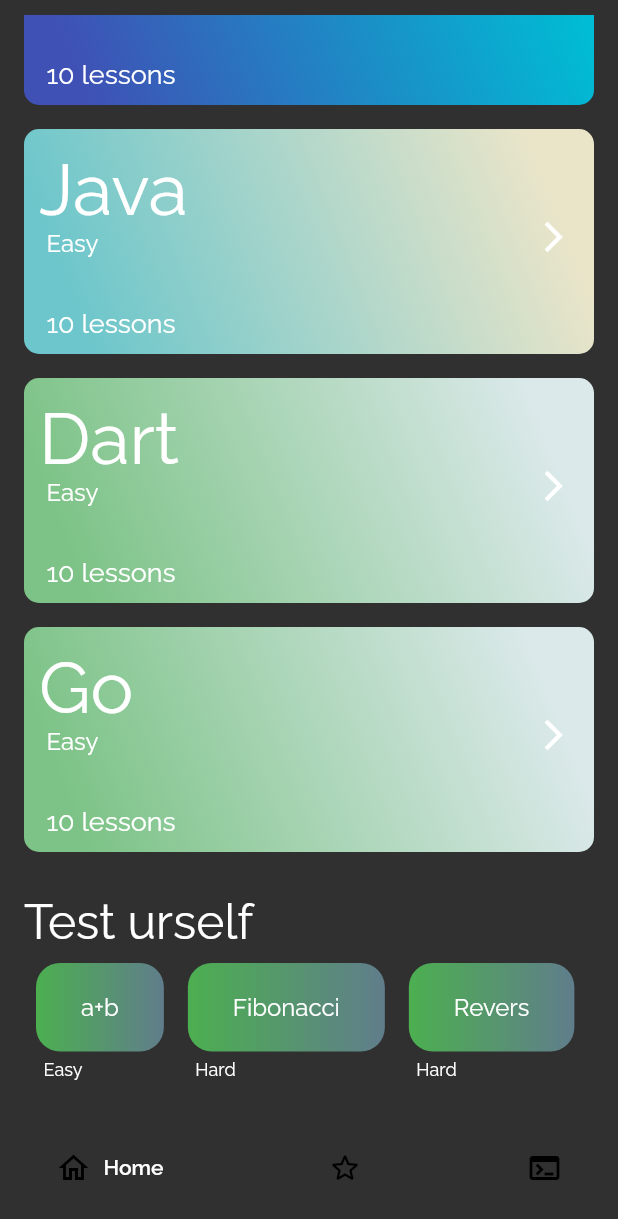
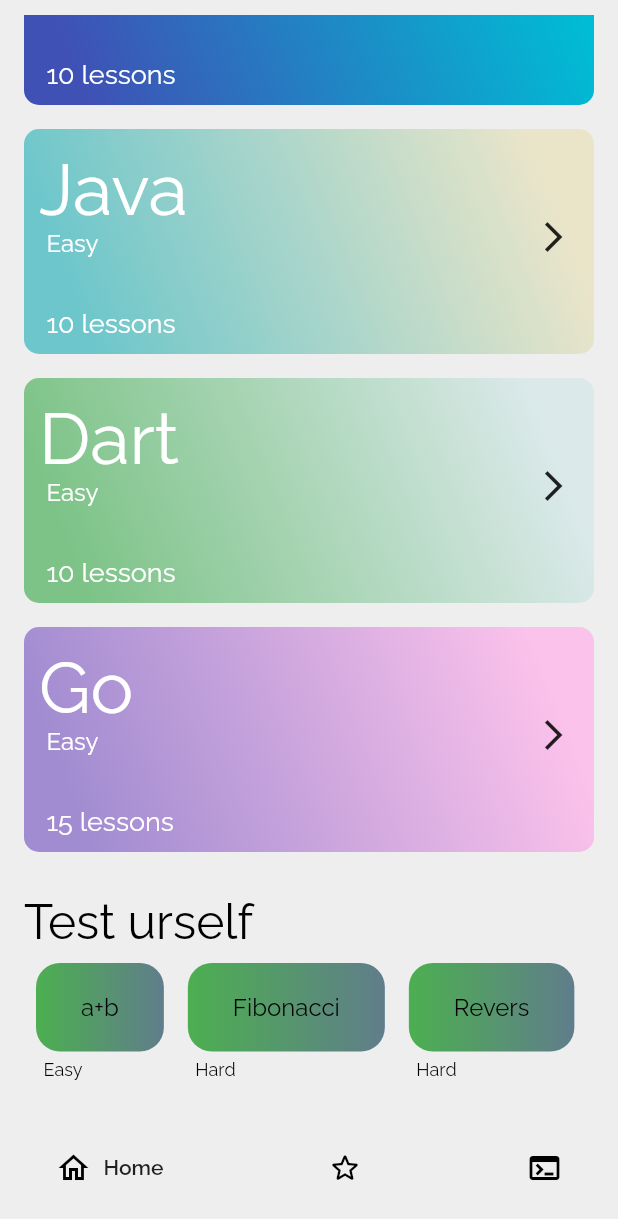
Before and after one commit to Alisherro/Qadam, a Flutter app: the MainScreen screen opened directly, scrolled down 282 dp, on a phone screen of 412 x 824 dp. Shown: the top 1219 px of the screen. Run offline on Flutter 3.47's test engine with Material 2 defaults, Android fonts, the phone set to English and light mode, and no system bars; drawn by our look-alikes of google_nav_bar; our stand-ins replace flutter_signin_button, font_awesome_flutter, percent_indicator; network calls fail.

Commit message:
testing 2

```diff
--- a/lib/main.dart
+++ b/lib/main.dart
@@ -30,9 +30,9 @@ class _MyAppState extends State<MyApp> {
       create: (context) => TabManager(),
       child: MaterialApp(
         debugShowCheckedModeBanner: false,
-        theme: _darkTheme,
+        theme: _lightTheme,
         title: 'Qadam',
-        home: const LoginScreen(),
+        home:  const LoginScreen(),
       ),
     );
   }
--- a/lib/screens/home_screen.dart
+++ b/lib/screens/home_screen.dart
@@ -40,11 +40,11 @@ class HomeScreen extends StatelessWidget {
     ProgrammingLanguage(
       'https://www.freecodecamp.org/news/content/images/2021/10/golang.png',
       'Go',
-      10,
+      15,
       'Easy',
       100,
-      Color(0xff7dc387),
-      Color(0xffdbe9ea),
+      Color(0xffa18cd1),
+      Color(0xfffbc2eb),
     ),
   ];
 
```
